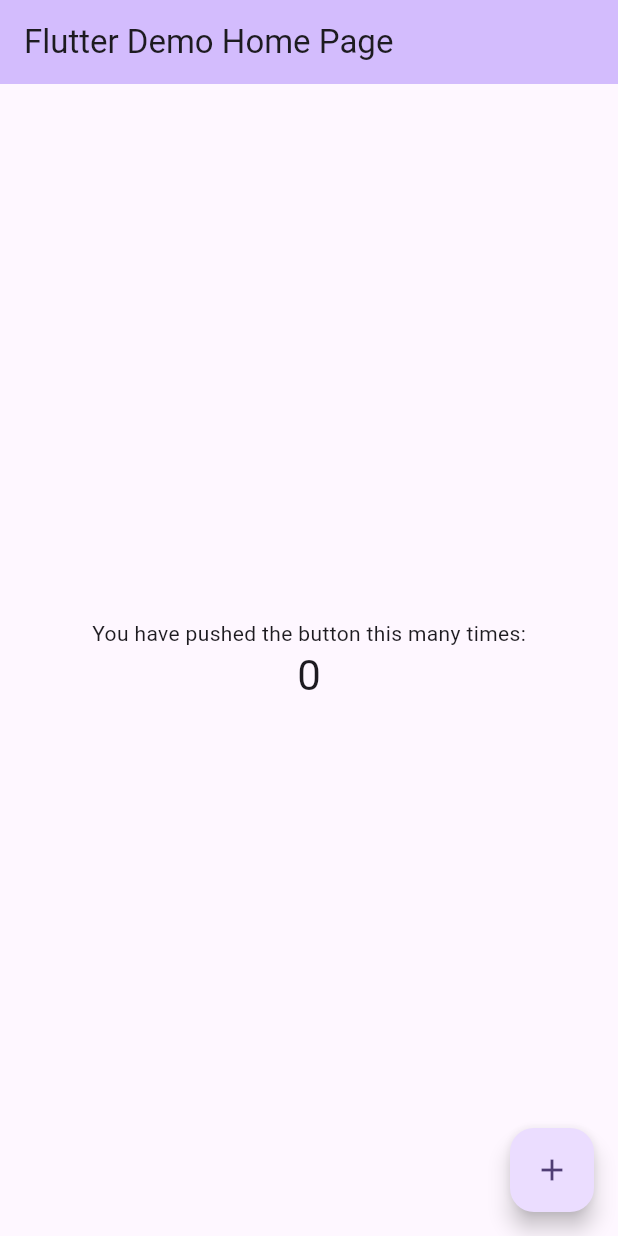
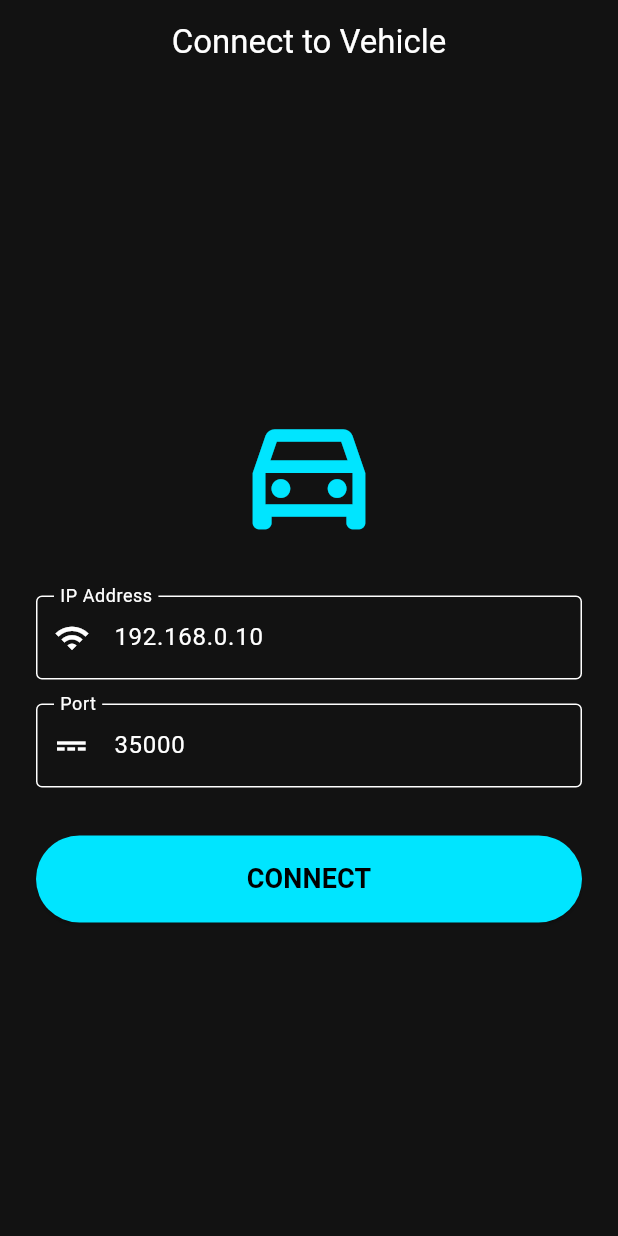
Before and after one commit to mun33b-exe/doctor_drive, a Flutter app: the screen it shows after launch, on a phone screen of 412 x 824 dp. Run offline on Flutter 3.47's test engine with Material 3 defaults, Android fonts, the phone set to English and light mode, and no system bars; our stand-ins replace equatable, flutter_riverpod, fpdart, go_router, logger.

Commit message:
feat: Implement core architecture, OBD connection services, and initialize project dependencies.

```diff
--- /dev/null
+++ b/devtools_options.yaml
@@ -0,0 +1,3 @@
+description: This file stores settings for Dart & Flutter DevTools.
+documentation: https://docs.flutter.dev/tools/devtools/extensions#configure-extension-enablement-states
+extensions:
--- /dev/null
+++ b/lib/core/constants/app_constants.dart
@@ -0,0 +1,12 @@
+class AppConstants {
+  static const String appName = 'Drive Doctor';
+  static const String appVersion = '1.0.0';
+
+  // OBD Defaults
+  static const String defaultObdIp = '192.168.0.10';
+  static const int defaultObdPort = 35000;
+
+  // Timeouts
+  static const int connectionTimeoutMs = 5000;
+  static const int responseTimeoutMs = 2000;
+}
--- /dev/null
+++ b/lib/core/router/app_router.dart
@@ -0,0 +1,32 @@
+import 'package:go_router/go_router.dart';
+import 'package:flutter_riverpod/flutter_riverpod.dart';
+import '../../features/common_placeholders.dart';
+import '../../features/connection/presentation/screens/connection_screen.dart';
+
+final goRouterProvider = Provider<GoRouter>((ref) {
+  return GoRouter(
+    initialLocation: '/connection',
+    routes: [
+      GoRoute(
+        path: '/connection',
+        builder: (context, state) => const ConnectionScreen(),
+      ),
+      GoRoute(
+        path: '/dashboard',
+        builder: (context, state) => const DashboardScreen(),
+      ),
+      GoRoute(
+        path: '/diagnostics',
+        builder: (context, state) => const DiagnosticsScreen(),
+      ),
+      GoRoute(
+        path: '/history',
+        builder: (context, state) => const TripHistoryScreen(),
+      ),
+      GoRoute(
+        path: '/settings',
+        builder: (context, state) => const SettingsScreen(),
+      ),
+    ],
+  );
+});
--- /dev/null
+++ b/lib/core/theme/app_colors.dart
@@ -0,0 +1,22 @@
+import 'package:flutter/material.dart';
+
+class AppColors {
+  static const Color primary = Color(0xFF00E5FF); // Cyan Accent
+  static const Color primaryDark = Color(0xFF00B8CC);
+  static const Color secondary = Color(0xFFFF2D55); // Red Accent
+
+  static const Color background = Color(0xFF121212);
+  static const Color surface = Color(0xFF1E1E1E);
+  static const Color surfaceLight = Color(0xFF2C2C2C);
+
+  static const Color textPrimary = Color(0xFFFFFFFF);
+  static const Color textSecondary = Color(0xB3FFFFFF);
+
+  static const Color error = Color(0xFFCF6679);
+  static const Color success = Color(0xFF00E676);
+  static const Color warning = Color(0xFFFFEA00);
+
+  // Gauges
+  static const Color gaugeBackground = Color(0xFF2A2A2A);
+  static const Color gaugeNeedle = Color(0xFFFF2D55);
+}
--- /dev/null
+++ b/lib/core/theme/app_theme.dart
@@ -0,0 +1,33 @@
+import 'package:flutter/material.dart';
+
+import 'app_colors.dart';
+
+class AppTheme {
+  static ThemeData get darkTheme {
+    return ThemeData(
+      useMaterial3: true,
+      brightness: Brightness.dark,
+      scaffoldBackgroundColor: AppColors.background,
+      primaryColor: AppColors.primary,
+      colorScheme: const ColorScheme.dark(
+        primary: AppColors.primary,
+        secondary: AppColors.secondary,
+        surface: AppColors.surface,
+        error: AppColors.error,
+        onPrimary: Colors.black,
+        onSecondary: Colors.white,
+        onSurface: AppColors.textPrimary,
+      ),
+      textTheme: ThemeData.dark().textTheme.apply(
+        bodyColor: AppColors.textPrimary,
+        displayColor: AppColors.textPrimary,
+      ),
+      appBarTheme: const AppBarTheme(
+        backgroundColor: Colors.transparent,
+        elevation: 0,
+        centerTitle: true,
+      ),
+      // CardTheme removed temporarily to resolve type mismatch lint
+    );
+  }
+}
--- /dev/null
+++ b/lib/features/connection/presentation/providers/connection_state.dart
@@ -0,0 +1,36 @@
+enum ConnectionStatus {
+  initial,
+  connecting,
+  connected,
+  disconnecting,
+  disconnected,
+  error,
+}
+
+class SocketConnectionState {
+  final ConnectionStatus status;
+  final String? errorMessage;
+  final String? ipAddress;
+  final int? port;
+
+  const SocketConnectionState({
+    this.status = ConnectionStatus.initial,
+    this.errorMessage,
+    this.ipAddress,
+    this.port,
+  });
+
+  SocketConnectionState copyWith({
+    ConnectionStatus? status,
+    String? errorMessage,
+    String? ipAddress,
+    int? port,
+  }) {
+    return SocketConnectionState(
+      status: status ?? this.status,
+      errorMessage: errorMessage,
+      ipAddress: ipAddress ?? this.ipAddress,
+      port: port ?? this.port,
+    );
+  }
+}
--- /dev/null
+++ b/lib/features/connection/presentation/screens/connection_screen.dart
@@ -0,0 +1,135 @@
+import 'package:flutter/material.dart';
+import 'package:flutter_riverpod/flutter_riverpod.dart';
+import 'package:go_router/go_router.dart';
+import '../../../../core/constants/app_constants.dart';
+import '../../../../core/theme/app_colors.dart';
+import '../providers/connection_provider.dart';
+import '../providers/connection_state.dart';
+
+class ConnectionScreen extends ConsumerStatefulWidget {
+  const ConnectionScreen({super.key});
+
+  @override
+  ConsumerState<ConnectionScreen> createState() => _ConnectionScreenState();
+}
+
+class _ConnectionScreenState extends ConsumerState<ConnectionScreen> {
+  final _ipController = TextEditingController(text: AppConstants.defaultObdIp);
+  final _portController = TextEditingController(
+    text: AppConstants.defaultObdPort.toString(),
+  );
+
+  @override
+  Widget build(BuildContext context) {
+    final connectionState = ref.watch(connectionProvider);
+    final notifier = ref.read(connectionProvider.notifier);
+
+    // Listen for successful connection to navigate
+    ref.listen(connectionProvider, (previous, next) {
+      if (next.status == ConnectionStatus.connected) {
+        ScaffoldMessenger.of(context).showSnackBar(
+          const SnackBar(
+            content: Text('Connected Successfully!'),
+            backgroundColor: AppColors.success,
+          ),
+        );
+        // Navigate to Dashboard after short delay
+        Future.delayed(const Duration(seconds: 1), () {
+          if (context.mounted) context.go('/dashboard');
+        });
+      }
+    });
+
+    return Scaffold(
+      appBar: AppBar(title: const Text('Connect to Vehicle')),
+      body: Padding(
+        padding: const EdgeInsets.all(24.0),
+        child: Column(
+          mainAxisAlignment: MainAxisAlignment.center,
+          crossAxisAlignment: CrossAxisAlignment.stretch,
+          children: [
+            Icon(
+              Icons.directions_car_filled_outlined,
+              size: 100,
+              color: connectionState.status == ConnectionStatus.connected
+                  ? AppColors.success
+                  : AppColors.primary,
+            ),
+            const SizedBox(height: 32),
+            if (connectionState.status == ConnectionStatus.error)
+              Container(
+                padding: const EdgeInsets.all(12),
+                margin: const EdgeInsets.only(bottom: 24),
+                decoration: BoxDecoration(
+                  color: AppColors.error.withValues(alpha: 0.1),
+                  borderRadius: BorderRadius.circular(8),
+                  border: Border.all(color: AppColors.error),
+                ),
+                child: Text(
+                  connectionState.errorMessage ?? 'Unknown Error',
+                  style: const TextStyle(color: AppColors.error),
+                  textAlign: TextAlign.center,
+                ),
+              ),
+            TextField(
+              controller: _ipController,
+              decoration: const InputDecoration(
+                labelText: 'IP Address',
+                border: OutlineInputBorder(),
+                prefixIcon: Icon(Icons.wifi),
+              ),
+              keyboardType: TextInputType.number,
+            ),
+            const SizedBox(height: 16),
+            TextField(
+              controller: _portController,
+              decoration: const InputDecoration(
+                labelText: 'Port',
+                border: OutlineInputBorder(),
+                prefixIcon: Icon(Icons.power_input),
+              ),
+              keyboardType: TextInputType.number,
+            ),
+            const SizedBox(height: 32),
+            ElevatedButton(
+              onPressed: connectionState.status == ConnectionStatus.connecting
+                  ? null
+                  : () {
+                      notifier.connect(
+                        host: _ipController.text,
+                        port:
+                            int.tryParse(_portController.text) ??
+                            AppConstants.defaultObdPort,
+                      );
+                    },
+              style: ElevatedButton.styleFrom(
+                backgroundColor: AppColors.primary,
+                foregroundColor: Colors.black,
+                padding: const EdgeInsets.symmetric(vertical: 16),
+              ),
+              child: connectionState.status == ConnectionStatus.connecting
+                  ? const CircularProgressIndicator(color: Colors.black)
+                  : const Text(
+                      'CONNECT',
+                      style: TextStyle(
+                        fontSize: 18,
+                        fontWeight: FontWeight.bold,
+                      ),
+                    ),
+            ),
+            if (connectionState.status == ConnectionStatus.connected)
+              Padding(
+                padding: const EdgeInsets.only(top: 16.0),
+                child: OutlinedButton(
+                  onPressed: () {
+                    context.go('/dashboard');
+                  },
+                  child: const Text('Continue to Dashboard'),
+                ),
+              ),
+          ],
+        ),
+      ),
+    );
+  }
+}
--- a/lib/main.dart
+++ b/lib/main.dart
@@ -1,122 +1,25 @@
 import 'package:flutter/material.dart';
+import 'package:flutter_riverpod/flutter_riverpod.dart';
+import 'core/theme/app_theme.dart';
+import 'core/router/app_router.dart';
 
 void main() {
-  runApp(const MyApp());
+  WidgetsFlutterBinding.ensureInitialized();
+  runApp(const ProviderScope(child: DriveDoctorApp()));
 }
 
-class MyApp extends StatelessWidget {
-  const MyApp({super.key});
+class DriveDoctorApp extends ConsumerWidget {
+  const DriveDoctorApp({super.key});
 
-  // This widget is the root of your application.
   @override
-  Widget build(BuildContext context) {
-    return MaterialApp(
-      title: 'Flutter Demo',
-      theme: ThemeData(
-        // This is the theme of your application.
-        //
-        // TRY THIS: Try running your application with "flutter run". You'll see
-        // the application has a purple toolbar. Then, without quitting the app,
-        // try changing the seedColor in the colorScheme below to Colors.green
-        // and then invoke "hot reload" (save your changes or press the "hot
-        // reload" button in a Flutter-supported IDE, or press "r" if you used
-        // the command line to start the app).
-        //
-        // Notice that the counter didn't reset back to zero; the application
-        // state is not lost during the reload. To reset the state, use hot
-        // restart instead.
-        //
-        // This works for code too, not just values: Most code changes can be
-        // tested with just a hot reload.
-        colorScheme: .fromSeed(seedColor: Colors.deepPurple),
-      ),
-      home: const MyHomePage(title: 'Flutter Demo Home Page'),
+  Widget build(BuildContext context, WidgetRef ref) {
+    final router = ref.watch(goRouterProvider);
+
+    return MaterialApp.router(
+      title: 'Drive Doctor',
+      debugShowCheckedModeBanner: false,
+      theme: AppTheme.darkTheme,
+      routerConfig: router,
     );
   }
 }
-
-class MyHomePage extends StatefulWidget {
-  const MyHomePage({super.key, required this.title});
-
-  // This widget is the home page of your application. It is stateful, meaning
-  // that it has a State object (defined below) that contains fields that affect
-  // how it looks.
-
-  // This class is the configuration for the state. It holds the values (in this
-  // case the title) provided by the parent (in this case the App widget) and
-  // used by the build method of the State. Fields in a Widget subclass are
-  // always marked "final".
-
-  final String title;
-
-  @override
-  State<MyHomePage> createState() => _MyHomePageState();
-}
-
-class _MyHomePageState extends State<MyHomePage> {
-  int _counter = 0;
-
-  void _incrementCounter() {
-    setState(() {
-      // This call to setState tells the Flutter framework that something has
-      // changed in this State, which causes it to rerun the build method below
-      // so that the display can reflect the updated values. If we changed
-      // _counter without calling setState(), then the build method would not be
-      // called again, and so nothing would appear to happen.
-      _counter++;
-    });
-  }
-
-  @override
-  Widget build(BuildContext context) {
-    // This method is rerun every time setState is called, for instance as done
-    // by the _incrementCounter method above.
-    //
-    // The Flutter framework has been optimized to make rerunning build methods
-    // fast, so that you can just rebuild anything that needs updating rather
-    // than having to individually change instances of widgets.
-    return Scaffold(
-      appBar: AppBar(
-        // TRY THIS: Try changing the color here to a specific color (to
-        // Colors.amber, perhaps?) and trigger a hot reload to see the AppBar
-        // change color while the other colors stay the same.
-        backgroundColor: Theme.of(context).colorScheme.inversePrimary,
-        // Here we take the value from the MyHomePage object that was created by
-        // the App.build method, and use it to set our appbar title.
-        title: Text(widget.title),
-      ),
-      body: Center(
-        // Center is a layout widget. It takes a single child and positions it
-        // in the middle of the parent.
-        child: Column(
-          // Column is also a layout widget. It takes a list of children and
-          // arranges them vertically. By default, it sizes itself to fit its
-          // children horizontally, and tries to be as tall as its parent.
-          //
-          // Column has various properties to control how it sizes itself and
-          // how it positions its children. Here we use mainAxisAlignment to
-          // center the children vertically; the main axis here is the vertical
-          // axis because Columns are vertical (the cross axis would be
-          // horizontal).
-          //
-          // TRY THIS: Invoke "debug painting" (choose the "Toggle Debug Paint"
-          // action in the IDE, or press "p" in the console), to see the
-          // wireframe for each widget.
-          mainAxisAlignment: .center,
-          children: [
-            const Text('You have pushed the button this many times:'),
-            Text(
-              '$_counter',
-              style: Theme.of(context).textTheme.headlineMedium,
-            ),
-          ],
-        ),
-      ),
-      floatingActionButton: FloatingActionButton(
-        onPressed: _incrementCounter,
-        tooltip: 'Increment',
-        child: const Icon(Icons.add),
-      ),
-    );
-  }
-}
```
Also changed, not shown: lib/core/errors/failure.dart (added, +26 -0 lines), lib/core/utils/logger.dart (added, +12 -0 lines), lib/data/datasources/obd/obd_command_service.dart (added, +17 -0 lines), lib/data/datasources/obd/tcp_socket_service.dart (added, +78 -0 lines), lib/features/common_placeholders.dart (added, +29 -0 lines), lib/features/connection/presentation/providers/connection_provider.dart (added, +83 -0 lines), pubspec.yaml (+19 -70 lines), pubspec.lock, 12 other files.
